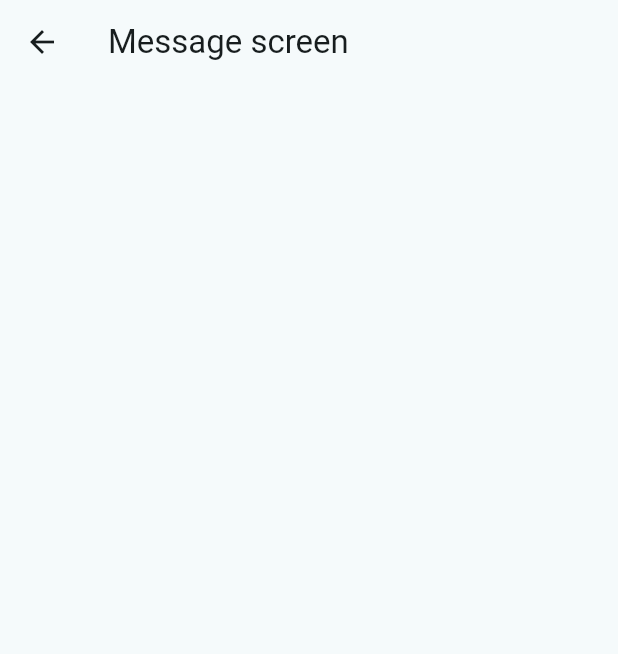
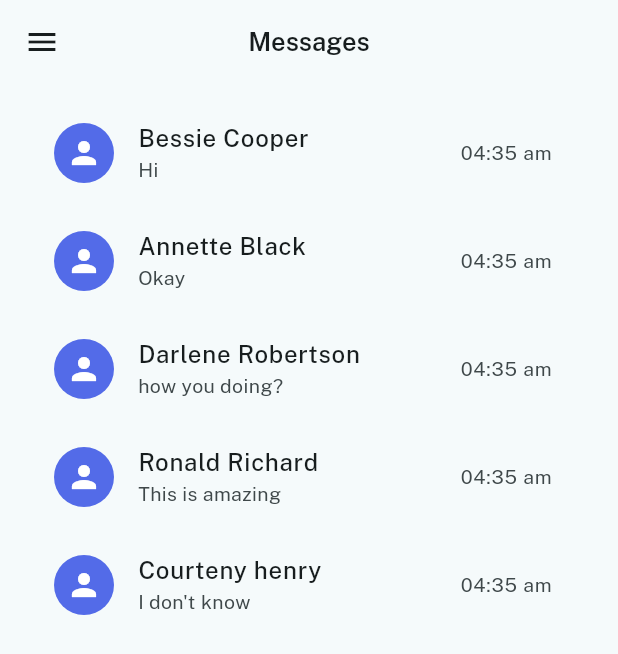
Before and after one commit to HAMZA-CH420/Shoe-Fanatic, a Flutter app: the MessageScreen screen opened directly, on a phone screen of 412 x 824 dp. Shown: the top 654 px of the screen. Run offline on Flutter 3.47's test engine with Material 3 defaults, Android fonts, the light colour scheme and no system bars; our stand-ins replace flutter_svg, google_fonts, iconsax, lottie, permission_handler, shared_preferences and 1 more; accounts and stored records are empty.

Commit message:
minor changes

```diff
--- a/lib/Features/MessageScreen/message_screen.dart
+++ b/lib/Features/MessageScreen/message_screen.dart
@@ -1,19 +1,94 @@
 import 'package:flutter/material.dart';
+import 'package:google_fonts/google_fonts.dart';
+import 'package:shoe_fantastic/Ui%20Helper/Color%20Palate/color_palate.dart';
+import 'package:shoe_fantastic/Ui%20Helper/widgets/DrawerWidget/drawer_widget.dart';
 
-class MessageScreen extends StatelessWidget {
+class MessageScreen extends StatefulWidget {
   const MessageScreen({super.key});
+
+  @override
+  State<MessageScreen> createState() => _MessageScreenState();
+}
+
+class _MessageScreenState extends State<MessageScreen> {
+  final List<Map<String, dynamic>> users = [
+    {
+      "name": "Bessie Cooper",
+      "isOnline": true,
+      "lastSeen": "04:35 am",
+      "recentMsg": "Hi"
+    },
+    {
+      "name": "Annette Black",
+      "isOnline": false,
+      "lastSeen": "04:35 am",
+      "recentMsg": "Okay"
+    },
+    {
+      "name": "Darlene Robertson",
+      "isOnline": false,
+      "lastSeen": "04:35 am",
+      "recentMsg": "how you doing?"
+    },
+    {
+      "name": "Ronald Richard",
+      "isOnline": false,
+      "lastSeen": "04:35 am",
+      "recentMsg": "This is amazing"
+    },
+    {
+      "name": "Courteny henry",
+      "isOnline": true,
+      "lastSeen": "04:35 am",
+      "recentMsg": "I don't know"
+    },
+  ];
 
   @override
   Widget build(BuildContext context) {
     return Scaffold(
+      drawer: DrawerWidget(),
       appBar: AppBar(
-        title: Text("Message screen"),
+        title: Text(
+          "Messages",
+          style: GoogleFonts.publicSans(
+            fontWeight: FontWeight.w600,
+            fontSize: 17,
+          ),
+        ),
+        centerTitle: true,
       ),
-      body: Center(
-        child: Column(
-          spacing: 20,
-          mainAxisAlignment: MainAxisAlignment.center,
-          children: [],
+      body: Padding(
+        padding: const EdgeInsets.symmetric(horizontal: 20, vertical: 10),
+        child: ListView.builder(
+          itemCount: users.length,
+          itemBuilder: (context, index) {
+            return ListTile(
+              onTap: () {},
+              leading: CircleAvatar(
+                backgroundColor: Palate.primaryColor,
+                child: Icon(
+                  Icons.person,
+                  color: Colors.white,
+                ),
+              ),
+              title: Text(
+                users[index]["name"],
+                style: GoogleFonts.publicSans(
+                    fontWeight: FontWeight.w500, fontSize: 16),
+              ),
+              subtitle: Text(
+                users[index]["recentMsg"],
+                style: GoogleFonts.publicSans(
+                    fontWeight: FontWeight.w400, fontSize: 13),
+              ),
+              trailing: Text(
+                users[index]["lastSeen"],
+                style: GoogleFonts.publicSans(
+                    fontWeight: FontWeight.w400, fontSize: 13),
+              ),
+            );
+          },
         ),
       ),
     );
```
